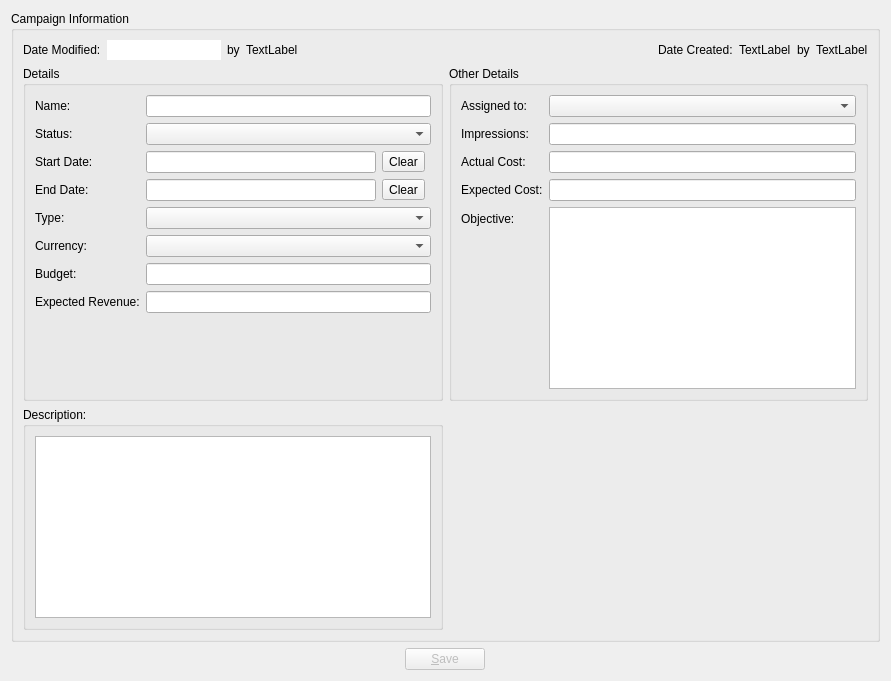
Qt form client/src/campaigndetails.ui (KDAB/FatCRM) before a commit.
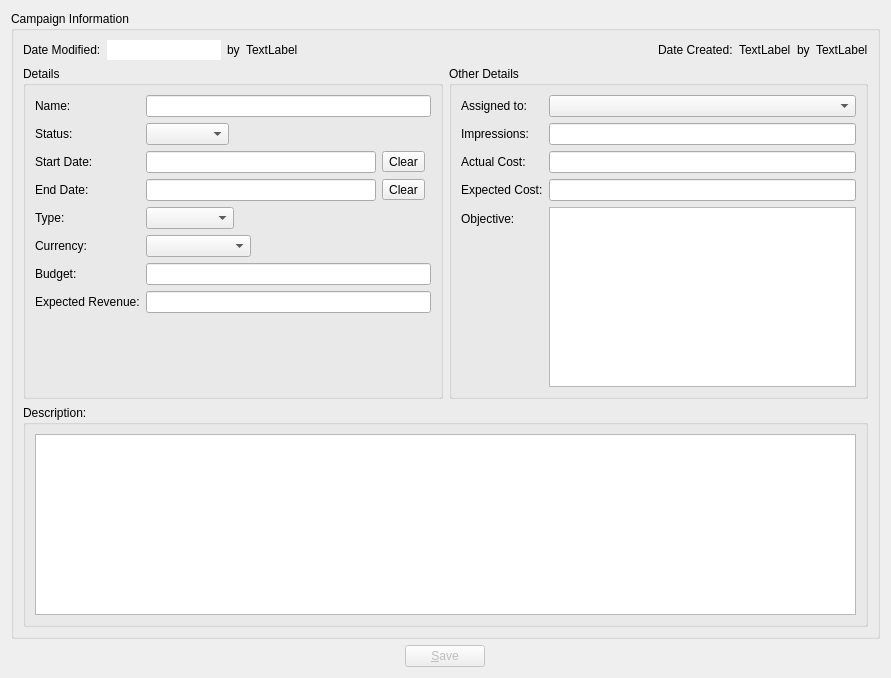
The same form after that commit.

Commit message: fixes scripts error for the modify tests - small ui adjustments

Diff of the .ui file:
```diff
--- a/client/src/campaigndetails.ui
+++ b/client/src/campaigndetails.ui
@@ -7,7 +7,7 @@
     <x>0</x>
     <y>0</y>
     <width>891</width>
-    <height>681</height>
+    <height>678</height>
    </rect>
   </property>
   <property name="windowTitle">
@@ -156,6 +156,9 @@
          <bool>false</bool>
         </property>
         <layout class="QFormLayout" name="formLayout">
+         <property name="fieldGrowthPolicy">
+          <enum>QFormLayout::ExpandingFieldsGrow</enum>
+         </property>
          <item row="0" column="0">
           <widget class="QLabel" name="label">
            <property name="text">
@@ -458,7 +461,7 @@
         </layout>
        </widget>
       </item>
-      <item row="2" column="0">
+      <item row="2" column="0" colspan="2">
        <widget class="QGroupBox" name="descriptionBox">
         <property name="title">
          <string>Description:</string>
```
Left out of the diff: 72 changed lines with no effect on the pictures. The commit also changes 7 other files.
